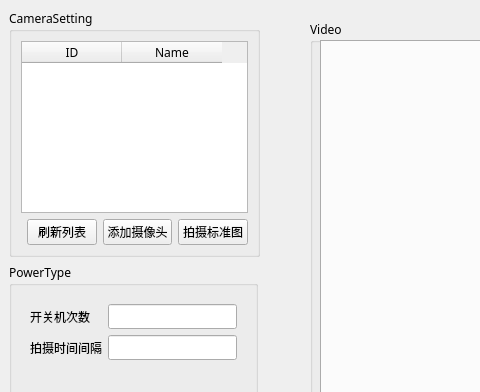
The window that core/mainwindow.ui (jeffreyyjp/TvSupervision) describes before a commit, drawn with Qt 5; both pictures show x 0 to 480 and y 0 to 392 of the 1176 by 689 pixel window.
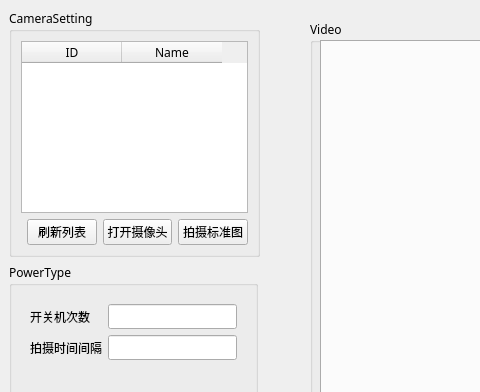
The same window after the commit. Icons and pictures are not drawn.

Diff of the .ui file:
```diff
--- a/core/mainwindow.ui
+++ b/core/mainwindow.ui
@@ -69,7 +69,7 @@
     <item row="1" column="2">
      <widget class="QPushButton" name="add_camera_btn">
       <property name="text">
-       <string>添加摄像头</string>
+       <string>打开摄像头</string>
       </property>
      </widget>
     </item>
```
Left out of the diff: 6 changed lines with no effect on the pictures.
